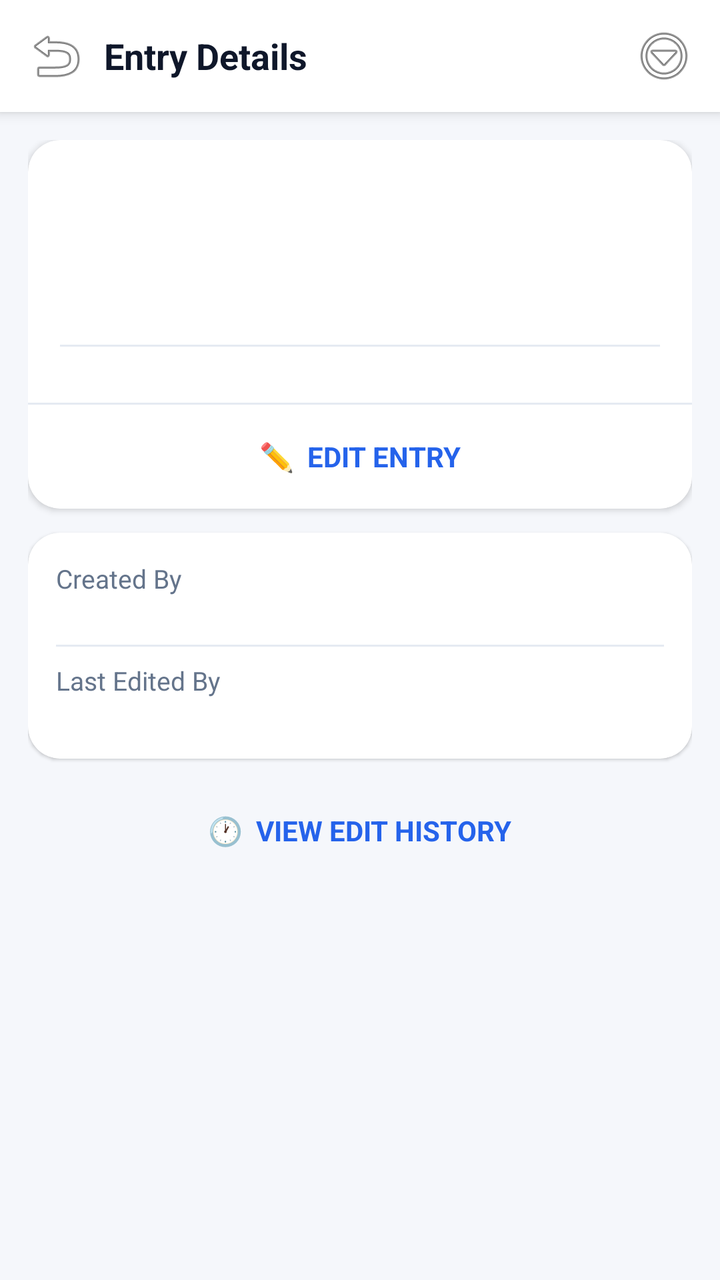
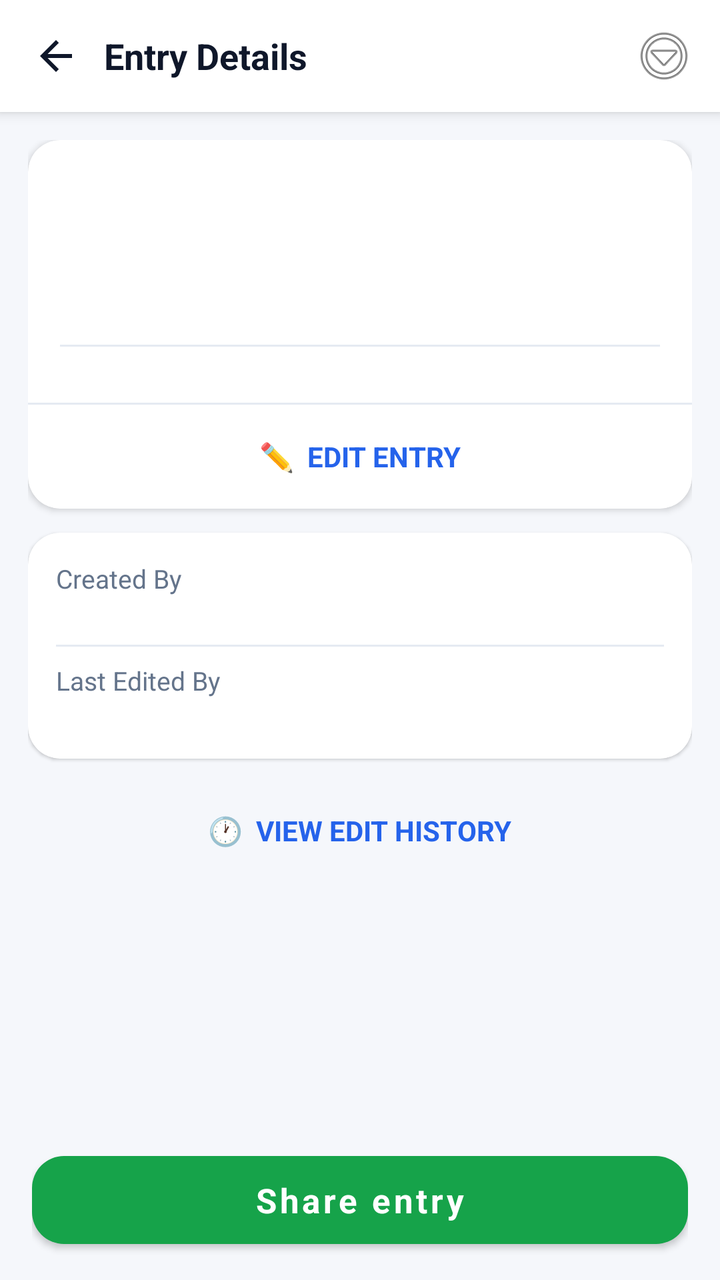

Two renders of the same Android screen: before a commit and after it. Below are the layout's source before the change and the commit's diff.
<!-- AndroidManifest.xml: application theme Theme.ExpenseOS -->
<!-- res/layout/activity_entry_detail.xml -->
<?xml version="1.0" encoding="utf-8"?>
<LinearLayout xmlns:android="http://schemas.android.com/apk/res/android"
    android:layout_width="match_parent"
    android:layout_height="match_parent"
    android:background="@color/bg"
    android:orientation="vertical">

    
    <LinearLayout
        android:layout_width="match_parent"
        android:layout_height="56dp"
        android:background="@color/nav_bg"
        android:elevation="4dp"
        android:gravity="center_vertical"
        android:orientation="horizontal"
        android:paddingHorizontal="8dp">

        <ImageButton
            android:id="@+id/btnEntryBack"
            android:layout_width="40dp"
            android:layout_height="40dp"
            android:background="?attr/selectableItemBackgroundBorderless"
            android:contentDescription="Back"
            android:src="@android:drawable/ic_menu_revert" />

        <TextView
            android:layout_width="0dp"
            android:layout_height="wrap_content"
            android:layout_weight="1"
            android:paddingStart="4dp"
            android:text="Entry Details"
            android:textColor="@color/text"
            android:textSize="18sp"
            android:textStyle="bold" />

        <ImageView
            android:id="@+id/ivSyncStatus"
            android:layout_width="24dp"
            android:layout_height="24dp"
            android:layout_marginEnd="8dp"
            android:contentDescription="Sync status" />

        <ImageButton
            android:id="@+id/btnEntryMenu"
            android:layout_width="40dp"
            android:layout_height="40dp"
            android:background="?attr/selectableItemBackgroundBorderless"
            android:contentDescription="More options"
            android:src="@android:drawable/ic_menu_more" />
    </LinearLayout>

    <ScrollView
        android:layout_width="match_parent"
        android:layout_height="match_parent">

        <LinearLayout
            android:layout_width="match_parent"
            android:layout_height="wrap_content"
            android:orientation="vertical"
            android:padding="14dp">

            
            <androidx.cardview.widget.CardView xmlns:app="http://schemas.android.com/apk/res-auto"
                android:layout_width="match_parent"
                android:layout_height="wrap_content"
                android:layout_marginBottom="12dp"
                app:cardCornerRadius="16dp"
                app:cardElevation="2dp">

                <LinearLayout
                    android:layout_width="match_parent"
                    android:layout_height="wrap_content"
                    android:orientation="vertical">

                    
                    <View
                        android:id="@+id/viewTypeStrip"
                        android:layout_width="match_parent"
                        android:layout_height="4dp" />

                    <LinearLayout
                        android:layout_width="match_parent"
                        android:layout_height="wrap_content"
                        android:orientation="vertical"
                        android:padding="16dp">

                        
                        <LinearLayout
                            android:layout_width="match_parent"
                            android:layout_height="wrap_content"
                            android:gravity="center_vertical"
                            android:orientation="horizontal">

                            <TextView
                                android:id="@+id/tvEntryType"
                                android:layout_width="0dp"
                                android:layout_height="wrap_content"
                                android:layout_weight="1"
                                android:textColor="@color/text_muted"
                                android:textSize="14sp" />

                            <TextView
                                android:id="@+id/tvEntryDate"
                                android:layout_width="wrap_content"
                                android:layout_height="wrap_content"
                                android:textColor="@color/text"
                                android:textSize="13sp"
                                android:textStyle="bold" />
                        </LinearLayout>

                        
                        <TextView
                            android:id="@+id/tvEntryAmount"
                            android:layout_width="wrap_content"
                            android:layout_height="wrap_content"
                            android:layout_marginTop="6dp"
                            android:textSize="34sp"
                            android:textStyle="bold" />

                        <View
                            android:layout_width="match_parent"
                            android:layout_height="1dp"
                            android:layout_marginVertical="12dp"
                            android:background="@color/border" />

                        
                        <TextView
                            android:id="@+id/tvEntryNote"
                            android:layout_width="match_parent"
                            android:layout_height="wrap_content"
                            android:layout_marginBottom="10dp"
                            android:textColor="@color/text"
                            android:textSize="15sp"
                            android:visibility="gone" />

                        
                        <HorizontalScrollView
                            android:id="@+id/scrollAttachments"
                            android:layout_width="match_parent"
                            android:layout_height="wrap_content"
                            android:layout_marginBottom="10dp"
                            android:scrollbars="none"
                            android:visibility="gone">

                            <LinearLayout
                                android:id="@+id/attachmentThumbContainer"
                                android:layout_width="wrap_content"
                                android:layout_height="wrap_content"
                                android:orientation="horizontal" />
                        </HorizontalScrollView>

                        
                        <HorizontalScrollView
                            android:layout_width="match_parent"
                            android:layout_height="wrap_content"
                            android:scrollbars="none">

                            <LinearLayout
                                android:id="@+id/chipContainer"
                                android:layout_width="wrap_content"
                                android:layout_height="wrap_content"
                                android:orientation="horizontal" />
                        </HorizontalScrollView>
                    </LinearLayout>

                    
                    <LinearLayout
                        android:id="@+id/rowSettleStatus"
                        android:layout_width="match_parent"
                        android:layout_height="wrap_content"
                        android:background="?attr/selectableItemBackground"
                        android:gravity="center_vertical"
                        android:orientation="horizontal"
                        android:padding="14dp"
                        android:visibility="gone">

                        <TextView
                            android:layout_width="wrap_content"
                            android:layout_height="wrap_content"
                            android:text="🔗 "
                            android:textSize="13sp" />

                        <TextView
                            android:id="@+id/tvSettleStatus"
                            android:layout_width="0dp"
                            android:layout_height="wrap_content"
                            android:layout_weight="1"
                            android:textSize="13sp"
                            android:textStyle="bold" />

                        <TextView
                            android:layout_width="wrap_content"
                            android:layout_height="wrap_content"
                            android:text="›"
                            android:textColor="@color/text_muted"
                            android:textSize="16sp" />
                    </LinearLayout>

                    <View
                        android:layout_width="match_parent"
                        android:layout_height="1dp"
                        android:background="@color/border" />

                    
                    <LinearLayout
                        android:id="@+id/btnEditEntry"
                        android:layout_width="match_parent"
                        android:layout_height="52dp"
                        android:background="?attr/selectableItemBackground"
                        android:gravity="center"
                        android:orientation="horizontal">

                        <TextView
                            android:layout_width="wrap_content"
                            android:layout_height="wrap_content"
                            android:text="✏️  EDIT ENTRY"
                            android:textColor="@color/primary"
                            android:textSize="14sp"
                            android:textStyle="bold" />
                    </LinearLayout>
                </LinearLayout>
            </androidx.cardview.widget.CardView>

            
            <androidx.cardview.widget.CardView xmlns:app="http://schemas.android.com/apk/res-auto"
                android:layout_width="match_parent"
                android:layout_height="wrap_content"
                android:layout_marginBottom="12dp"
                app:cardCornerRadius="16dp"
                app:cardElevation="1dp">

                <LinearLayout
                    android:layout_width="match_parent"
                    android:layout_height="wrap_content"
                    android:orientation="vertical"
                    android:padding="14dp">

                    <LinearLayout
                        android:layout_width="match_parent"
                        android:layout_height="wrap_content"
                        android:orientation="horizontal">

                        <TextView
                            android:layout_width="0dp"
                            android:layout_height="wrap_content"
                            android:layout_weight="1"
                            android:text="Created By"
                            android:textColor="@color/text_muted"
                            android:textSize="13sp" />

                        <TextView
                            android:id="@+id/tvCreatedBy"
                            android:layout_width="wrap_content"
                            android:layout_height="wrap_content"
                            android:textColor="@color/primary"
                            android:textSize="13sp"
                            android:textStyle="bold" />
                    </LinearLayout>

                    <TextView
                        android:id="@+id/tvCreatedAt"
                        android:layout_width="match_parent"
                        android:layout_height="wrap_content"
                        android:gravity="end"
                        android:layout_marginBottom="8dp"
                        android:textColor="@color/text_muted"
                        android:textSize="12sp" />

                    <View
                        android:id="@+id/dividerLastEdited"
                        android:layout_width="match_parent"
                        android:layout_height="1dp"
                        android:layout_marginBottom="8dp"
                        android:background="@color/border" />

                    <LinearLayout
                        android:id="@+id/rowLastEdited"
                        android:layout_width="match_parent"
                        android:layout_height="wrap_content"
                        android:orientation="horizontal">

                        <TextView
                            android:layout_width="0dp"
                            android:layout_height="wrap_content"
                            android:layout_weight="1"
                            android:text="Last Edited By"
                            android:textColor="@color/text_muted"
                            android:textSize="13sp" />

                        <TextView
                            android:id="@+id/tvLastEditedBy"
                            android:layout_width="wrap_content"
                            android:layout_height="wrap_content"
                            android:textColor="@color/primary"
                            android:textSize="13sp"
                            android:textStyle="bold" />
                    </LinearLayout>

                    <TextView
                        android:id="@+id/tvLastEditedAt"
                        android:layout_width="match_parent"
                        android:layout_height="wrap_content"
                        android:gravity="end"
                        android:textColor="@color/text_muted"
                        android:textSize="12sp" />
                </LinearLayout>
            </androidx.cardview.widget.CardView>

            
            <LinearLayout
                android:id="@+id/btnViewHistory"
                android:layout_width="match_parent"
                android:layout_height="48dp"
                android:background="?attr/selectableItemBackground"
                android:gravity="center"
                android:orientation="horizontal">

                <TextView
                    android:layout_width="wrap_content"
                    android:layout_height="wrap_content"
                    android:text="🕐  VIEW EDIT HISTORY"
                    android:textColor="@color/primary"
                    android:textSize="14sp"
                    android:textStyle="bold" />
            </LinearLayout>
        </LinearLayout>
    </ScrollView>
</LinearLayout>
<!-- resources referenced by this layout -->
<resources>
  <color name="bg">#F5F7FB</color>
  <color name="border">#E5EAF2</color>
  <color name="nav_bg">#FFFFFF</color>
  <color name="primary">#2563EB</color>
  <color name="text">#0F172A</color>
  <color name="text_muted">#64748B</color>
  <color name="primary_dark">#1D4ED8</color>
  <color name="on_primary">#FFFFFF</color>
  <color name="secondary">#0F766E</color>
  <color name="secondary_dark">#115E59</color>
  <color name="surface">#FFFFFF</color>
  <color name="danger">#E11D48</color>
  <color name="text_hint">#94A3B8</color>
  <style name="Widget.ExpenseOS.EditText" parent="Widget.AppCompat.EditText">
          <item name="android:textSize">@dimen/type_body</item>
          <item name="android:textColor">@color/text</item>
          <item name="android:textColorHint">@color/text_hint</item>
          <item name="android:paddingStart">14dp</item>
          <item name="android:paddingEnd">14dp</item>
          <item name="android:minHeight">@dimen/input_height</item>
      </style>
  <style name="ThemeOverlay.ExpenseOS.Dialog" parent="ThemeOverlay.MaterialComponents.MaterialAlertDialog">
          <item name="colorPrimary">@color/primary</item>
          <item name="colorSurface">@color/surface</item>
          <item name="colorOnSurface">@color/text</item>
          <item name="shapeAppearanceOverlay">@style/ShapeAppearance.ExpenseOS.Dialog</item>
          <item name="android:windowMinWidthMajor">84%</item>
          <item name="android:windowMinWidthMinor">84%</item>
      </style>
  <style name="ThemeOverlay.ExpenseOS.BottomSheet" parent="ThemeOverlay.MaterialComponents.BottomSheetDialog">
          <item name="bottomSheetStyle">@style/Widget.ExpenseOS.BottomSheet</item>
      </style>
  <style name="ThemeOverlay.ExpenseOS.TimePicker" parent="ThemeOverlay.MaterialComponents.TimePicker">
          <item name="colorPrimary">@color/primary</item>
          <item name="colorOnPrimary">@color/on_primary</item>
          <item name="colorSurface">@color/surface</item>
          <item name="colorOnSurface">@color/text</item>
          <item name="shapeAppearanceMediumComponent">@style/ShapeAppearance.ExpenseOS.Dialog</item>
      </style>
  <style name="Animation.ExpenseOS.Window" parent="@android:style/Animation.Activity">
          <item name="android:activityOpenEnterAnimation">@anim/screen_enter</item>
          <item name="android:activityOpenExitAnimation">@anim/screen_exit</item>
          <item name="android:activityCloseEnterAnimation">@anim/screen_pop_enter</item>
          <item name="android:activityCloseExitAnimation">@anim/screen_pop_exit</item>
      </style>
  <dimen name="type_body">14sp</dimen>
  <dimen name="input_height">50dp</dimen>
  <style name="ShapeAppearance.ExpenseOS.Dialog" parent="ShapeAppearance.MaterialComponents.MediumComponent">
          <item name="cornerFamily">rounded</item>
          <item name="cornerSize">26dp</item>
      </style>
  <style name="Widget.ExpenseOS.BottomSheet" parent="Widget.MaterialComponents.BottomSheet.Modal">
          <item name="shapeAppearanceOverlay">@style/ShapeAppearance.ExpenseOS.Sheet</item>
          <item name="backgroundTint">@color/surface</item>
      </style>
  <style name="ShapeAppearance.ExpenseOS.Sheet" parent="">
          <item name="cornerFamily">rounded</item>
          <item name="cornerSizeTopLeft">26dp</item>
          <item name="cornerSizeTopRight">26dp</item>
          <item name="cornerSizeBottomLeft">0dp</item>
          <item name="cornerSizeBottomRight">0dp</item>
      </style>
  <!-- unchanged entries left out for length: 1 -->
</resources>

<!-- the commit's change to res/layout/activity_entry_detail.xml (unified diff, before → after) -->
@@ -1,5 +1,5 @@
-<?xml version="1.0" encoding="utf-8"?>
 <LinearLayout xmlns:android="http://schemas.android.com/apk/res/android"
+    xmlns:app="http://schemas.android.com/apk/res-auto"
     android:layout_width="match_parent"
     android:layout_height="match_parent"
     android:background="@color/bg"
@@ -21,7 +21,9 @@
             android:layout_height="40dp"
             android:background="?attr/selectableItemBackgroundBorderless"
             android:contentDescription="Back"
-            android:src="@android:drawable/ic_menu_revert" />
+            android:padding="8dp"
+            android:src="@drawable/ic_arrow_back"
+            android:tint="@color/text" />
 
         <TextView
             android:layout_width="0dp"
@@ -36,6 +38,7 @@
         <ImageView
             android:id="@+id/ivSyncStatus"
             android:layout_width="24dp"
+
             android:layout_height="24dp"
             android:layout_marginEnd="8dp"
             android:contentDescription="Sync status" />
@@ -51,7 +54,8 @@
 
     <ScrollView
         android:layout_width="match_parent"
-        android:layout_height="match_parent">
+        android:layout_height="0dp"
+        android:layout_weight="1">
 
         <LinearLayout
             android:layout_width="match_parent"
@@ -325,4 +329,25 @@
             </LinearLayout>
         </LinearLayout>
     </ScrollView>
+
+    
+    <FrameLayout
+        android:layout_width="match_parent"
+        android:layout_height="wrap_content"
+        android:background="@color/bg"
+        android:paddingHorizontal="16dp"
+        android:paddingVertical="12dp">
+
+        <com.google.android.material.button.MaterialButton xmlns:app="http://schemas.android.com/apk/res-auto"
+            android:id="@+id/btnShareEntry"
+            android:layout_width="match_parent"
+            android:layout_height="56dp"
+            android:text="Share entry"
+            android:textAllCaps="false"
+            android:textColor="@android:color/white"
+            android:textSize="17sp"
+            android:textStyle="bold"
+            app:backgroundTint="#16A34A"
+            app:cornerRadius="16dp" />
+    </FrameLayout>
 </LinearLayout>
<!-- resource entries referenced after the edit -->
@@ -6,6 +6,17 @@
   <color name="primary">#2563EB</color>
   <color name="text">#0F172A</color>
   <color name="text_muted">#64748B</color>
+  <!-- drawable ic_arrow_back (drawable) -->
+  <vector xmlns:android="http://schemas.android.com/apk/res/android"
+      android:width="24dp"
+      android:height="24dp"
+      android:viewportWidth="24"
+      android:viewportHeight="24"
+      android:tint="?attr/colorControlNormal">
+      <path
+          android:fillColor="@android:color/white"
+          android:pathData="M20,11H7.83l5.59,-5.59L12,4l-8,8 8,8 1.41,-1.41L7.83,13H20v-2z"/>
+  </vector>
   <color name="primary_dark">#1D4ED8</color>
   <color name="on_primary">#FFFFFF</color>
   <color name="secondary">#0F766E</color>
